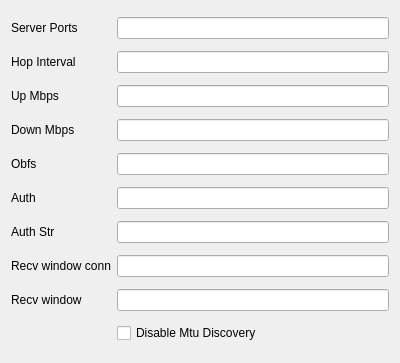
Above: include/ui/profile/edit_hysteria.ui from shengmo0210/Throne before the change. Below: the same form after it.
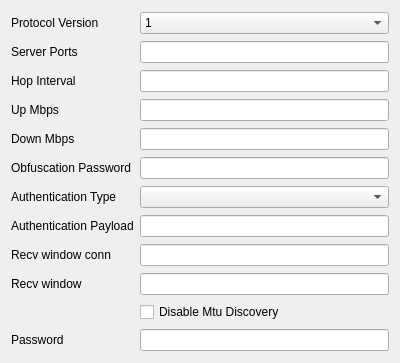
That is the form after the change.

Commit message: refactor: merge hysteria2 into hysteria outbound

What changed in the file:
```diff
--- a/include/ui/profile/edit_hysteria.ui
+++ b/include/ui/profile/edit_hysteria.ui
@@ -14,103 +14,150 @@
    <string>Form</string>
   </property>
   <layout class="QGridLayout" name="gridLayout">
-   <item row="3" column="0">
+   <item row="0" column="0">
+    <widget class="QLabel" name="protocol_version_l">
+     <property name="text">
+      <string>Protocol Version</string>
+     </property>
+    </widget>
+   </item>
+   <item row="0" column="1">
+    <widget class="QComboBox" name="protocol_version">
+     <item>
+      <property name="text">
+       <string notr="true">1</string>
+      </property>
+     </item>
+     <item>
+      <property name="text">
+       <string notr="true">2</string>
+      </property>
+     </item>
+    </widget>
+   </item>
+   <item row="4" column="0">
     <widget class="QLabel" name="label_4">
      <property name="text">
       <string>Down Mbps</string>
      </property>
     </widget>
    </item>
-   <item row="6" column="1">
-    <widget class="QLineEdit" name="auth_str"/>
-   </item>
-   <item row="5" column="1">
+   <item row="7" column="1">
     <widget class="QLineEdit" name="auth"/>
    </item>
-   <item row="7" column="0">
-    <widget class="QLabel" name="label_8">
+   <item row="6" column="1">
+    <widget class="QComboBox" name="auth_type">
+     <item>
+      <property name="text">
+       <string notr="true"/>
+      </property>
+     </item>
+     <item>
+      <property name="text">
+       <string notr="true">STRING</string>
+      </property>
+     </item>
+     <item>
+      <property name="text">
+       <string notr="true">BASE64</string>
+      </property>
+     </item>
+    </widget>
+   </item>
+   <item row="8" column="0">
+    <widget class="QLabel" name="recv_window_conn_l">
      <property name="text">
       <string>Recv window conn</string>
      </property>
     </widget>
    </item>
-   <item row="1" column="0">
+   <item row="2" column="0">
     <widget class="QLabel" name="label_2">
      <property name="text">
       <string>Hop Interval</string>
      </property>
     </widget>
    </item>
-   <item row="4" column="1">
+   <item row="5" column="1">
     <widget class="QLineEdit" name="obfs"/>
    </item>
-   <item row="0" column="0">
+   <item row="1" column="0">
     <widget class="QLabel" name="label">
      <property name="text">
       <string>Server Ports</string>
      </property>
     </widget>
    </item>
-   <item row="5" column="0">
-    <widget class="QLabel" name="label_6">
+   <item row="6" column="0">
+    <widget class="QLabel" name="auth_type_l">
      <property name="text">
-      <string>Auth</string>
+      <string>Authentication Type</string>
      </property>
     </widget>
    </item>
-   <item row="3" column="1">
+   <item row="4" column="1">
     <widget class="QLineEdit" name="down_mbps"/>
    </item>
-   <item row="2" column="0">
+   <item row="3" column="0">
     <widget class="QLabel" name="label_3">
      <property name="text">
       <string>Up Mbps</string>
      </property>
     </widget>
    </item>
-   <item row="0" column="1">
-    <widget class="QLineEdit" name="server_ports"/>
-   </item>
-   <item row="6" column="0">
-    <widget class="QLabel" name="label_7">
-     <property name="text">
-      <string>Auth Str</string>
-     </property>
-    </widget>
-   </item>
    <item row="1" column="1">
-    <widget class="QLineEdit" name="hop_interval"/>
+    <widget class="QLineEdit" name="server_ports"/>
+   </item>
+   <item row="7" column="0">
+    <widget class="QLabel" name="auth_l">
+     <property name="text">
+      <string>Authentication Payload</string>
+     </property>
+    </widget>
    </item>
    <item row="2" column="1">
+    <widget class="QLineEdit" name="hop_interval"/>
+   </item>
+   <item row="3" column="1">
     <widget class="QLineEdit" name="up_mbps"/>
    </item>
-   <item row="7" column="1">
+   <item row="8" column="1">
     <widget class="QLineEdit" name="recv_window_conn"/>
    </item>
-   <item row="4" column="0">
+   <item row="5" column="0">
     <widget class="QLabel" name="label_5">
      <property name="text">
-      <string>Obfs</string>
+      <string>Obfuscation Password</string>
      </property>
     </widget>
    </item>
-   <item row="8" column="0">
-    <widget class="QLabel" name="label_9">
+   <item row="9" column="0">
+    <widget class="QLabel" name="recv_window_l">
      <property name="text">
       <string>Recv window</string>
      </property>
     </widget>
    </item>
-   <item row="8" column="1">
-    <widget class="QLineEdit" name="recv_window"/>
-   </item>
    <item row="9" column="1">
+    <widget class="QLineEdit" name="recv_window"/>
+   </item>
+   <item row="10" column="1">
     <widget class="QCheckBox" name="disable_mtu_discovery">
      <property name="text">
       <string>Disable Mtu Discovery</string>
      </property>
     </widget>
    </item>
+   <item row="11" column="0">
+    <widget class="QLabel" name="password_l">
+     <property name="text">
+      <string>Password</string>
+     </property>
+    </widget>
+   </item>
+   <item row="11" column="1">
+    <widget class="QLineEdit" name="password"/>
+   </item>
   </layout>
  </widget>
  <resources/>
```
The commit also changes 14 other files.
